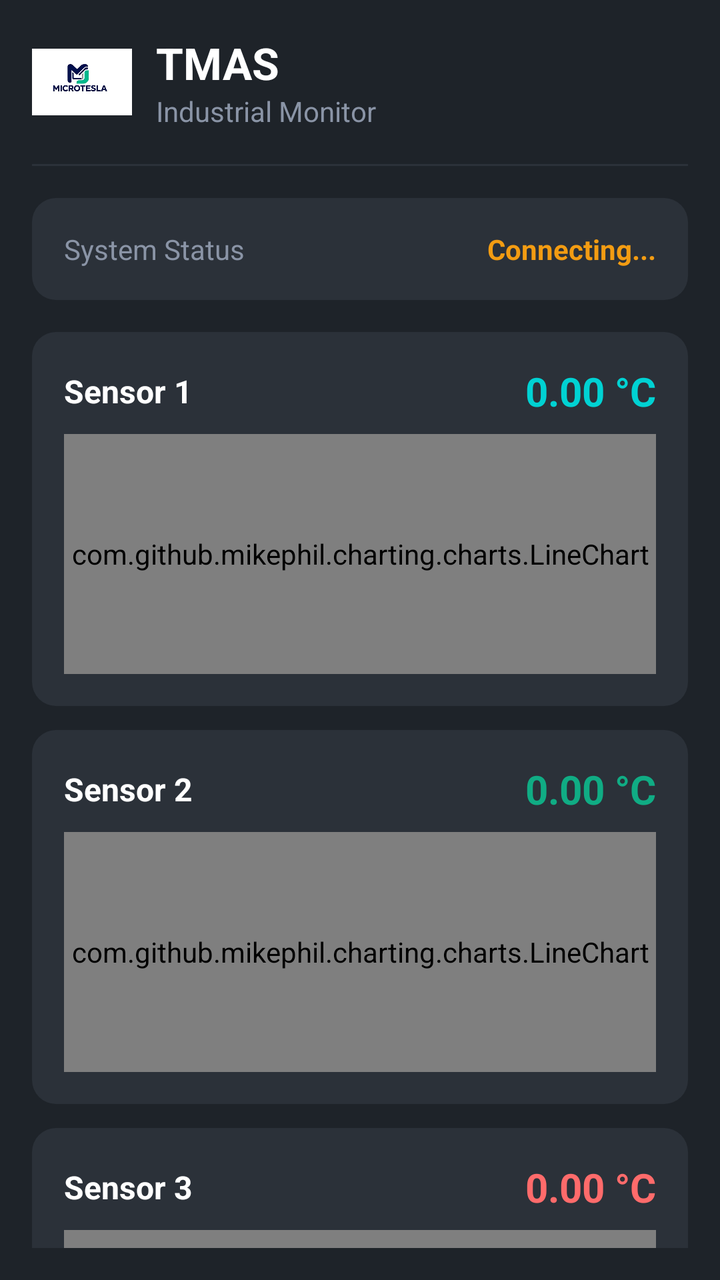
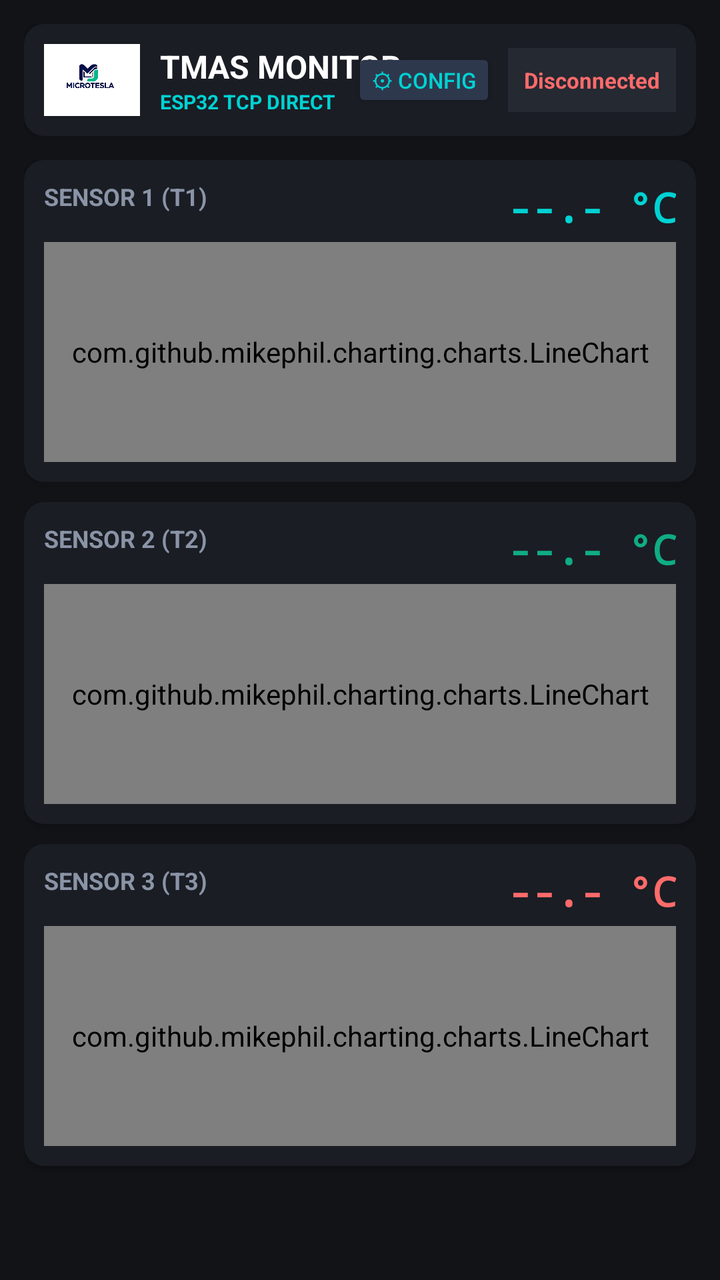

Before-and-after screenshots of an Android layout around one commit, followed by the original layout XML and the change that was made.
<!-- AndroidManifest.xml: application theme Theme.TMASMonitor -->
<!-- res/layout/activity_main.xml -->
<?xml version="1.0" encoding="utf-8"?>
<LinearLayout xmlns:android="http://schemas.android.com/apk/res/android"
    android:layout_width="match_parent"
    android:layout_height="match_parent"
    android:background="#1E2329"
    android:orientation="vertical"
    android:padding="16dp">

    
    <LinearLayout
        android:layout_width="match_parent"
        android:layout_height="wrap_content"
        android:gravity="center_vertical"
        android:orientation="horizontal"
        android:paddingBottom="16dp">

        <ImageView
            android:id="@+id/imgLogo"
            android:layout_width="50dp"
            android:layout_height="50dp"
            android:src="@drawable/logo3"
            android:background="#00000000"/>

        <LinearLayout
            android:layout_width="0dp"
            android:layout_height="wrap_content"
            android:layout_weight="1"
            android:orientation="vertical"
            android:paddingStart="12dp">

            <TextView
                android:layout_width="wrap_content"
                android:layout_height="wrap_content"
                android:text="TMAS"
                android:textColor="#FFFFFF"
                android:textSize="22sp"
                android:textStyle="bold" />

            <TextView
                android:layout_width="wrap_content"
                android:layout_height="wrap_content"
                android:text="Industrial Monitor"
                android:textColor="#8A94A6"
                android:textSize="14sp" />
        </LinearLayout>
    </LinearLayout>

    <View
        android:layout_width="match_parent"
        android:layout_height="1dp"
        android:background="#2B3139"
        android:layout_marginBottom="16dp"/>

    
    <LinearLayout
        android:layout_width="match_parent"
        android:layout_height="wrap_content"
        android:background="@drawable/card_bg"
        android:padding="16dp"
        android:orientation="horizontal">

        <TextView
            android:layout_width="0dp"
            android:layout_height="wrap_content"
            android:layout_weight="1"
            android:text="System Status"
            android:textColor="#8A94A6"
            android:textSize="14sp" />

        <TextView
            android:id="@+id/tvConnStatus"
            android:layout_width="wrap_content"
            android:layout_height="wrap_content"
            android:text="Connecting..."
            android:textColor="#F39C12"
            android:textSize="14sp"
            android:textStyle="bold" />
    </LinearLayout>

    <ScrollView
        android:layout_width="match_parent"
        android:layout_height="0dp"
        android:layout_weight="1"
        android:scrollbars="none"
        android:paddingTop="16dp">

        <LinearLayout
            android:layout_width="match_parent"
            android:layout_height="wrap_content"
            android:orientation="vertical">

            
            <LinearLayout
                android:layout_width="match_parent"
                android:layout_height="wrap_content"
                android:background="@drawable/card_bg"
                android:orientation="vertical"
                android:padding="16dp"
                android:layout_marginBottom="12dp">

                <LinearLayout
                    android:layout_width="match_parent"
                    android:layout_height="wrap_content"
                    android:orientation="horizontal"
                    android:gravity="center_vertical">
                    
                    <TextView
                        android:layout_width="0dp"
                        android:layout_height="wrap_content"
                        android:layout_weight="1"
                        android:text="Sensor 1"
                        android:textColor="#FFFFFF"
                        android:textSize="16sp"
                        android:textStyle="bold"/>
                        
                    <TextView
                        android:id="@+id/tvSensor1"
                        android:layout_width="wrap_content"
                        android:layout_height="wrap_content"
                        android:text="0.00 °C"
                        android:textColor="#00D2D3"
                        android:textSize="20sp"
                        android:textStyle="bold"/>
                </LinearLayout>

                <com.github.mikephil.charting.charts.LineChart
                    android:id="@+id/chart1"
                    android:layout_width="match_parent"
                    android:layout_height="120dp"
                    android:layout_marginTop="8dp"/>
            </LinearLayout>

            
            <LinearLayout
                android:layout_width="match_parent"
                android:layout_height="wrap_content"
                android:background="@drawable/card_bg"
                android:orientation="vertical"
                android:padding="16dp"
                android:layout_marginBottom="12dp">

                <LinearLayout
                    android:layout_width="match_parent"
                    android:layout_height="wrap_content"
                    android:orientation="horizontal"
                    android:gravity="center_vertical">
                    
                    <TextView
                        android:layout_width="0dp"
                        android:layout_height="wrap_content"
                        android:layout_weight="1"
                        android:text="Sensor 2"
                        android:textColor="#FFFFFF"
                        android:textSize="16sp"
                        android:textStyle="bold"/>
                        
                    <TextView
                        android:id="@+id/tvSensor2"
                        android:layout_width="wrap_content"
                        android:layout_height="wrap_content"
                        android:text="0.00 °C"
                        android:textColor="#10AC84"
                        android:textSize="20sp"
                        android:textStyle="bold"/>
                </LinearLayout>

                <com.github.mikephil.charting.charts.LineChart
                    android:id="@+id/chart2"
                    android:layout_width="match_parent"
                    android:layout_height="120dp"
                    android:layout_marginTop="8dp"/>
            </LinearLayout>

            
            <LinearLayout
                android:layout_width="match_parent"
                android:layout_height="wrap_content"
                android:background="@drawable/card_bg"
                android:orientation="vertical"
                android:padding="16dp"
                android:layout_marginBottom="12dp">

                <LinearLayout
                    android:layout_width="match_parent"
                    android:layout_height="wrap_content"
                    android:orientation="horizontal"
                    android:gravity="center_vertical">
                    
                    <TextView
                        android:layout_width="0dp"
                        android:layout_height="wrap_content"
                        android:layout_weight="1"
                        android:text="Sensor 3"
                        android:textColor="#FFFFFF"
                        android:textSize="16sp"
                        android:textStyle="bold"/>
                        
                    <TextView
                        android:id="@+id/tvSensor3"
                        android:layout_width="wrap_content"
                        android:layout_height="wrap_content"
                        android:text="0.00 °C"
                        android:textColor="#FF6B6B"
                        android:textSize="20sp"
                        android:textStyle="bold"/>
                </LinearLayout>

                <com.github.mikephil.charting.charts.LineChart
                    android:id="@+id/chart3"
                    android:layout_width="match_parent"
                    android:layout_height="120dp"
                    android:layout_marginTop="8dp"/>
            </LinearLayout>

        </LinearLayout>
    </ScrollView>
</LinearLayout>
<!-- resources referenced by this layout -->
<resources>
  <!-- drawable card_bg (drawable) -->
  <?xml version="1.0" encoding="utf-8"?>
  <shape xmlns:android="http://schemas.android.com/apk/res/android"
      android:shape="rectangle">
      
      <solid android:color="#2B3139" />
      
      <corners android:radius="12dp" />
  </shape>
  <!-- drawable logo3: jpg bitmap (drawable, 10572 bytes) -->
  <style name="Theme.TMASMonitor" parent="Theme.MaterialComponents.DayNight.NoActionBar">
          <item name="colorPrimary">#00D2D3</item>
          <item name="android:statusBarColor">#111317</item>
          <item name="android:navigationBarColor">#111317</item>
      </style>
</resources>

<!-- the commit's change to res/layout/activity_main.xml (unified diff, before → after) -->
@@ -1,88 +1,105 @@
 <?xml version="1.0" encoding="utf-8"?>
 <LinearLayout xmlns:android="http://schemas.android.com/apk/res/android"
+    xmlns:app="http://schemas.android.com/apk/res-auto"
     android:layout_width="match_parent"
     android:layout_height="match_parent"
-    android:background="#1E2329"
+    android:background="#111317"
     android:orientation="vertical"
-    android:padding="16dp">
+    android:padding="12dp">
 
     
-    <LinearLayout
+    <androidx.cardview.widget.CardView
         android:layout_width="match_parent"
         android:layout_height="wrap_content"
-        android:gravity="center_vertical"
-        android:orientation="horizontal"
-        android:paddingBottom="16dp">
-
-        <ImageView
-            android:id="@+id/imgLogo"
-            android:layout_width="50dp"
-            android:layout_height="50dp"
-            android:src="@drawable/logo3"
-            android:background="#00000000"/>
-
-        <LinearLayout
-            android:layout_width="0dp"
+        android:layout_marginBottom="12dp"
+        app:cardBackgroundColor="#1A1D24"
+        app:cardCornerRadius="10dp"
+        app:cardElevation="2dp">
+
+        <RelativeLayout
+            android:layout_width="match_parent"
             android:layout_height="wrap_content"
-            android:layout_weight="1"
-            android:orientation="vertical"
-            android:paddingStart="12dp">
-
-            <TextView
+            android:padding="10dp">
+
+            <ImageView
+                android:id="@+id/imgLogo"
+                android:layout_width="48dp"
+                android:layout_height="36dp"
+                android:layout_alignParentStart="true"
+                android:layout_centerVertical="true"
+                android:background="#FFFFFF"
+                android:padding="2dp"
+                android:src="@drawable/logo3" />
+
+            <LinearLayout
                 android:layout_width="wrap_content"
                 android:layout_height="wrap_content"
-                android:text="TMAS"
-                android:textColor="#FFFFFF"
-                android:textSize="22sp"
-                android:textStyle="bold" />
-
-            <TextView
+                android:layout_centerVertical="true"
+                android:layout_marginStart="10dp"
+                android:layout_toEndOf="@id/imgLogo"
+                android:orientation="vertical">
+
+                <TextView
+                    android:layout_width="wrap_content"
+                    android:layout_height="wrap_content"
+                    android:text="TMAS MONITOR"
+                    android:textColor="#FFFFFF"
+                    android:textSize="16sp"
+                    android:textStyle="bold" />
+
+                <TextView
+                    android:layout_width="wrap_content"
+                    android:layout_height="wrap_content"
+                    android:text="ESP32 TCP DIRECT"
+                    android:textColor="#00D2D3"
+                    android:textSize="10sp"
+                    android:textStyle="bold" />
+            </LinearLayout>
+
+            <LinearLayout
                 android:layout_width="wrap_content"
                 android:layout_height="wrap_content"
-                android:text="Industrial Monitor"
-                android:textColor="#8A94A6"
-                android:textSize="14sp" />
-        </LinearLayout>
-    </LinearLayout>
-
-    <View
-        android:layout_width="match_parent"
-        android:layout_height="1dp"
-        android:background="#2B3139"
-        android:layout_marginBottom="16dp"/>
-
-    
-    <LinearLayout
-        android:layout_width="match_parent"
-        android:layout_height="wrap_content"
-        android:background="@drawable/card_bg"
-        android:padding="16dp"
-        android:orientation="horizontal">
-
-        <TextView
-            android:layout_width="0dp"
-            android:layout_height="wrap_content"
-            android:layout_weight="1"
-            android:text="System Status"
-            android:textColor="#8A94A6"
-            android:textSize="14sp" />
-
-        <TextView
-            android:id="@+id/tvConnStatus"
-            android:layout_width="wrap_content"
-            android:layout_height="wrap_content"
-            android:text="Connecting..."
-            android:textColor="#F39C12"
-            android:textSize="14sp"
-            android:textStyle="bold" />
-    </LinearLayout>
+                android:layout_alignParentEnd="true"
+                android:layout_centerVertical="true"
+                android:gravity="center_vertical"
+                android:orientation="horizontal">
+
+                <Button
+                    android:id="@+id/btnSettings"
+                    android:layout_width="wrap_content"
+                    android:layout_height="32dp"
+                    android:layout_marginEnd="6dp"
+                    android:backgroundTint="#2E384D"
+                    android:minWidth="0dp"
+                    android:minHeight="0dp"
+                    android:paddingLeft="10dp"
+                    android:paddingTop="0dp"
+                    android:paddingRight="10dp"
+                    android:paddingBottom="0dp"
+                    android:text="⚙ Config"
+                    android:textColor="#00D2D3"
+                    android:textSize="11sp" />
+
+                <TextView
+                    android:id="@+id/tvConnStatus"
+                    android:layout_width="wrap_content"
+                    android:layout_height="32dp"
+                    android:background="#252932"
+                    android:gravity="center"
+                    android:paddingStart="8dp"
+                    android:paddingEnd="8dp"
+                    android:text="Disconnected"
+                    android:textColor="#FF6B6B"
+                    android:textSize="11sp"
+                    android:textStyle="bold" />
+            </LinearLayout>
+        </RelativeLayout>
+    </androidx.cardview.widget.CardView>
 
     <ScrollView
         android:layout_width="match_parent"
-        android:layout_height="0dp"
-        android:layout_weight="1"
-        android:scrollbars="none"
-        android:paddingTop="16dp">
+        android:layout_height="match_parent"
+        android:fillViewport="true">
 
         <LinearLayout
             android:layout_width="match_parent"
@@ -90,128 +107,142 @@
             android:orientation="vertical">
 
             
-            <LinearLayout
+            <androidx.cardview.widget.CardView
                 android:layout_width="match_parent"
                 android:layout_height="wrap_content"
-                android:background="@drawable/card_bg"
-                android:orientation="vertical"
-                android:padding="16dp"
-                android:layout_marginBottom="12dp">
+                android:layout_marginBottom="10dp"
+                app:cardBackgroundColor="#1A1D24"
+                app:cardCornerRadius="10dp">
 
                 <LinearLayout
                     android:layout_width="match_parent"
                     android:layout_height="wrap_content"
-                    android:orientation="horizontal"
-                    android:gravity="center_vertical">
-                    
-                    <TextView
-                        android:layout_width="0dp"
-                        android:layout_height="wrap_content"
-                        android:layout_weight="1"
-                        android:text="Sensor 1"
-                        android:textColor="#FFFFFF"
-                        android:textSize="16sp"
-                        android:textStyle="bold"/>
-                        
-                    <TextView
-                        android:id="@+id/tvSensor1"
-                        android:layout_width="wrap_content"
-                        android:layout_height="wrap_content"
-                        android:text="0.00 °C"
-                        android:textColor="#00D2D3"
-                        android:textSize="20sp"
-                        android:textStyle="bold"/>
+                    android:orientation="vertical"
+                    android:padding="10dp">
+
+                    <RelativeLayout
+                        android:layout_width="match_parent"
+                        android:layout_height="wrap_content">
+
+                        <TextView
+                            android:layout_width="wrap_content"
+                            android:layout_height="wrap_content"
+                            android:text="SENSOR 1 (T1)"
+                            android:textColor="#8A94A6"
+                            android:textSize="12sp"
+                            android:textStyle="bold" />
+
+                        <TextView
+                            android:id="@+id/tvSensor1"
+                            android:layout_width="wrap_content"
+                            android:layout_height="wrap_content"
+                            android:layout_alignParentEnd="true"
+                            android:fontFamily="monospace"
+                            android:text="--.- °C"
+                            android:textColor="#00D2D3"
+                            android:textSize="20sp"
+                            android:textStyle="bold" />
+                    </RelativeLayout>
+
+                    <com.github.mikephil.charting.charts.LineChart
+                        android:id="@+id/chart1"
+                        android:layout_width="match_parent"
+                        android:layout_height="110dp"
+                        android:layout_marginTop="4dp" />
                 </LinearLayout>
-
-                <com.github.mikephil.charting.charts.LineChart
-                    android:id="@+id/chart1"
-                    android:layout_width="match_parent"
-                    android:layout_height="120dp"
-                    android:layout_marginTop="8dp"/>
-            </LinearLayout>
+            </androidx.cardview.widget.CardView>
 
             
-            <LinearLayout
+            <androidx.cardview.widget.CardView
                 android:layout_width="match_parent"
                 android:layout_height="wrap_content"
-                android:background="@drawable/card_bg"
-                android:orientation="vertical"
-                android:padding="16dp"
-                android:layout_marginBottom="12dp">
+                android:layout_marginBottom="10dp"
+                app:cardBackgroundColor="#1A1D24"
+                app:cardCornerRadius="10dp">
 
                 <LinearLayout
                     android:layout_width="match_parent"
                     android:layout_height="wrap_content"
-                    android:orientation="horizontal"
-                    android:gravity="center_vertical">
-                    
-                    <TextView
-                        android:layout_width="0dp"
-                        android:layout_height="wrap_content"
-                        android:layout_weight="1"
-                        android:text="Sensor 2"
-                        android:textColor="#FFFFFF"
-                        android:textSize="16sp"
-                        android:textStyle="bold"/>
-                        
-                    <TextView
-                        android:id="@+id/tvSensor2"
-                        android:layout_width="wrap_content"
-                        android:layout_height="wrap_content"
-                        android:text="0.00 °C"
-                        android:textColor="#10AC84"
-                        android:textSize="20sp"
-                        android:textStyle="bold"/>
+                    android:orientation="vertical"
+                    android:padding="10dp">
+
+                    <RelativeLayout
+                        android:layout_width="match_parent"
+                        android:layout_height="wrap_content">
+
+                        <TextView
+                            android:layout_width="wrap_content"
+                            android:layout_height="wrap_content"
+                            android:text="SENSOR 2 (T2)"
+                            android:textColor="#8A94A6"
+                            android:textSize="12sp"
+                            android:textStyle="bold" />
+
+                        <TextView
+                            android:id="@+id/tvSensor2"
+                            android:layout_width="wrap_content"
+                            android:layout_height="wrap_content"
+                            android:layout_alignParentEnd="true"
+                            android:fontFamily="monospace"
+                            android:text="--.- °C"
+                            android:textColor="#10AC84"
+                            android:textSize="20sp"
+                            android:textStyle="bold" />
+                    </RelativeLayout>
+
+                    <com.github.mikephil.charting.charts.LineChart
+                        android:id="@+id/chart2"
+                        android:layout_width="match_parent"
+                        android:layout_height="110dp"
+                        android:layout_marginTop="4dp" />
                 </LinearLayout>
-
-                <com.github.mikephil.charting.charts.LineChart
-                    android:id="@+id/chart2"
-                    android:layout_width="match_parent"
-                    android:layout_height="120dp"
-                    android:layout_marginTop="8dp"/>
-            </LinearLayout>
+            </androidx.cardview.widget.CardView>
 
             
-            <LinearLayout
+            <androidx.cardview.widget.CardView
                 android:layout_width="match_parent"
                 android:layout_height="wrap_content"
-                android:background="@drawable/card_bg"
-                android:orientation="vertical"
-                android:padding="16dp"
-                android:layout_marginBottom="12dp">
+                android:layout_marginBottom="10dp"
+                app:cardBackgroundColor="#1A1D24"
+                app:cardCornerRadius="10dp">
 
                 <LinearLayout
                     android:layout_width="match_parent"
                     android:layout_height="wrap_content"
-                    android:orientation="horizontal"
-                    android:gravity="center_vertical">
-                    
-                    <TextView
-                        android:layout_width="0dp"
-                        android:layout_height="wrap_content"
-                        android:layout_weight="1"
-                        android:text="Sensor 3"
-                        android:textColor="#FFFFFF"
-                        android:textSize="16sp"
-                        android:textStyle="bold"/>
-                        
-                    <TextView
-                        android:id="@+id/tvSensor3"
-                        android:layout_width="wrap_content"
-                        android:layout_height="wrap_content"
-                        android:text="0.00 °C"
-                        android:textColor="#FF6B6B"
-                        android:textSize="20sp"
-                        android:textStyle="bold"/>
+                    android:orientation="vertical"
+                    android:padding="10dp">
+
+                    <RelativeLayout
+                        android:layout_width="match_parent"
+                        android:layout_height="wrap_content">
+
+                        <TextView
+                            android:layout_width="wrap_content"
+                            android:layout_height="wrap_content"
+                            android:text="SENSOR 3 (T3)"
+                            android:textColor="#8A94A6"
+                            android:textSize="12sp"
+                            android:textStyle="bold" />
+
+                        <TextView
+                            android:id="@+id/tvSensor3"
+                            android:layout_width="wrap_content"
+                            android:layout_height="wrap_content"
+                            android:layout_alignParentEnd="true"
+                            android:fontFamily="monospace"
+                            android:text="--.- °C"
+                            android:textColor="#FF6B6B"
+                            android:textSize="20sp"
+                            android:textStyle="bold" />
+                    </RelativeLayout>
+
+                    <com.github.mikephil.charting.charts.LineChart
+                        android:id="@+id/chart3"
+                        android:layout_width="match_parent"
+                        android:layout_height="110dp"
+                        android:layout_marginTop="4dp" />
                 </LinearLayout>
-
-                <com.github.mikephil.charting.charts.LineChart
-                    android:id="@+id/chart3"
-                    android:layout_width="match_parent"
-                    android:layout_height="120dp"
-                    android:layout_marginTop="8dp"/>
-            </LinearLayout>
-
+            </androidx.cardview.widget.CardView>
         </LinearLayout>
     </ScrollView>
 </LinearLayout>
<!-- resource entries referenced after the edit -->
@@ -1,14 +1,5 @@
 <!-- resources referenced by this layout -->
 <resources>
-  <!-- drawable card_bg (drawable) -->
-  <?xml version="1.0" encoding="utf-8"?>
-  <shape xmlns:android="http://schemas.android.com/apk/res/android"
-      android:shape="rectangle">
-      
-      <solid android:color="#2B3139" />
-      
-      <corners android:radius="12dp" />
-  </shape>
   <!-- drawable logo3: jpg bitmap (drawable, 10572 bytes) -->
   <style name="Theme.TMASMonitor" parent="Theme.MaterialComponents.DayNight.NoActionBar">
           <item name="colorPrimary">#00D2D3</item>
